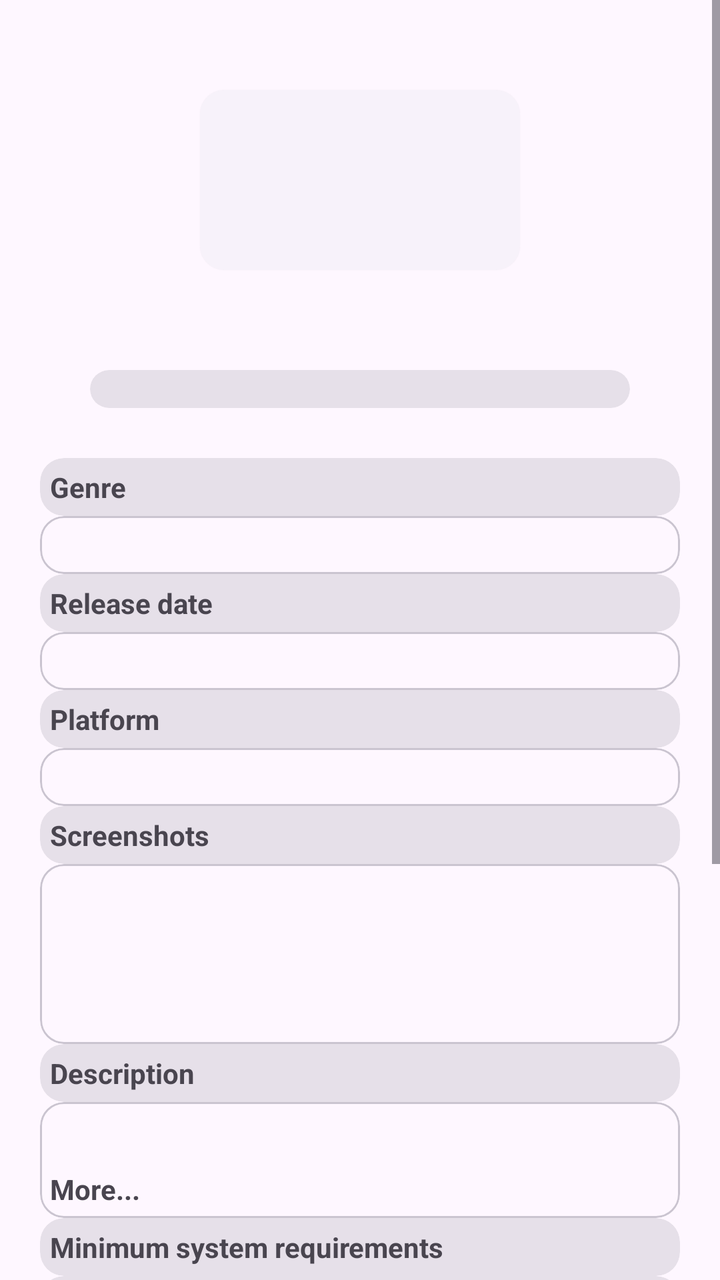
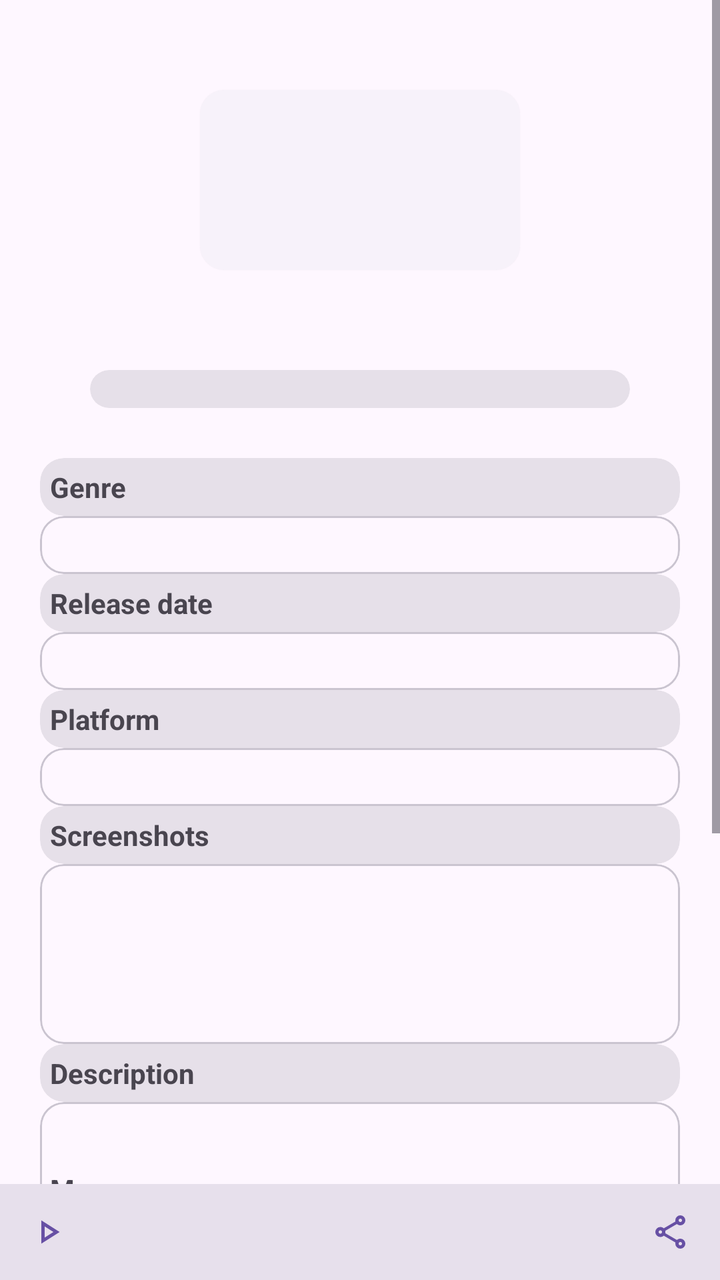

Compare the two renders of this Android layout. The source of the first and the diff that turns it into the second are given below.
<!-- AndroidManifest.xml: application theme Theme.App3 -->
<!-- res/layout/activity_game.xml -->
<?xml version="1.0" encoding="utf-8"?>
<androidx.constraintlayout.widget.ConstraintLayout xmlns:android="http://schemas.android.com/apk/res/android"
    xmlns:app="http://schemas.android.com/apk/res-auto"
    xmlns:tools="http://schemas.android.com/tools"
    android:id="@+id/main"
    android:layout_width="match_parent"
    android:layout_height="match_parent"
    tools:context=".GameActivity">

    <ScrollView
        android:layout_width="match_parent"
        android:layout_height="wrap_content">

        <LinearLayout
            android:layout_width="match_parent"
            android:layout_height="match_parent"
            android:orientation="vertical"
            android:padding="20dp">

            <com.google.android.material.card.MaterialCardView
                android:layout_width="wrap_content"
                android:layout_height="wrap_content"
                style="@style/Widget.Material3.CardView.Elevated"
                android:layout_gravity="center"
                android:layout_margin="25dp">

                    <ImageView
                        android:id="@+id/thumbnail"
                        android:layout_width="160dp"
                        android:layout_height="90dp"/>

            </com.google.android.material.card.MaterialCardView>

            <com.google.android.material.card.MaterialCardView
                android:layout_width="match_parent"
                android:layout_height="wrap_content"
                style="@style/Widget.Material3.CardView.Filled"
                android:layout_margin="25dp">

                <TextView
                    android:id="@+id/title"
                    android:layout_width="match_parent"
                    android:layout_height="wrap_content"
                    android:textStyle="bold"
                    android:textAlignment="center"/>

            </com.google.android.material.card.MaterialCardView>

            <com.google.android.material.card.MaterialCardView
                android:layout_width="match_parent"
                android:layout_height="wrap_content"
                style="@style/Widget.Material3.CardView.Filled">

                    <TextView
                        android:layout_width="match_parent"
                        android:layout_height="wrap_content"
                        android:text="Genre"
                        android:textStyle="bold"
                        android:padding="5dp"/>

            </com.google.android.material.card.MaterialCardView>

            <com.google.android.material.card.MaterialCardView
                android:layout_width="match_parent"
                android:layout_height="wrap_content"
                style="@style/Widget.Material3.CardView.Outlined">

                <TextView
                    android:id="@+id/genre"
                    android:layout_width="match_parent"
                    android:layout_height="wrap_content"
                    android:padding="5dp"/>

            </com.google.android.material.card.MaterialCardView>

            <com.google.android.material.card.MaterialCardView
                android:layout_width="match_parent"
                android:layout_height="wrap_content"
                style="@style/Widget.Material3.CardView.Filled">

                <TextView
                    android:layout_width="match_parent"
                    android:layout_height="wrap_content"
                    android:text="Release date"
                    android:textStyle="bold"
                    android:padding="5dp"/>

            </com.google.android.material.card.MaterialCardView>

            <com.google.android.material.card.MaterialCardView
                android:layout_width="match_parent"
                android:layout_height="wrap_content"
                style="@style/Widget.Material3.CardView.Outlined">

                <TextView
                    android:id="@+id/release_date"
                    android:layout_width="match_parent"
                    android:layout_height="wrap_content"
                    android:padding="5dp"/>

            </com.google.android.material.card.MaterialCardView>

            <com.google.android.material.card.MaterialCardView
                android:layout_width="match_parent"
                android:layout_height="wrap_content"
                style="@style/Widget.Material3.CardView.Filled">

                <TextView
                    android:layout_width="match_parent"
                    android:layout_height="wrap_content"
                    android:text="Platform"
                    android:textStyle="bold"
                    android:padding="5dp"/>

            </com.google.android.material.card.MaterialCardView>

            <com.google.android.material.card.MaterialCardView
                android:layout_width="match_parent"
                android:layout_height="wrap_content"
                style="@style/Widget.Material3.CardView.Outlined">

                <TextView
                    android:id="@+id/platform"
                    android:layout_width="match_parent"
                    android:layout_height="wrap_content"
                    android:padding="5dp"/>

            </com.google.android.material.card.MaterialCardView>

            <com.google.android.material.card.MaterialCardView
                android:layout_width="match_parent"
                android:layout_height="wrap_content"
                style="@style/Widget.Material3.CardView.Filled">

                <TextView
                    android:layout_width="match_parent"
                    android:layout_height="wrap_content"
                    android:text="Screenshots"
                    android:textStyle="bold"
                    android:padding="5dp"/>

            </com.google.android.material.card.MaterialCardView>

            <com.google.android.material.card.MaterialCardView
                android:layout_width="match_parent"
                android:layout_height="wrap_content"
                style="@style/Widget.Material3.CardView.Outlined">

                <androidx.recyclerview.widget.RecyclerView
                    android:id="@+id/recycler"
                    android:layout_width="match_parent"
                    android:layout_height="90dp"
                    app:layoutManager="androidx.recyclerview.widget.LinearLayoutManager"
                    android:orientation="horizontal"/>

            </com.google.android.material.card.MaterialCardView>

            <com.google.android.material.card.MaterialCardView
                android:layout_width="match_parent"
                android:layout_height="wrap_content"
                style="@style/Widget.Material3.CardView.Filled">

                <TextView
                    android:layout_width="match_parent"
                    android:layout_height="wrap_content"
                    android:text="Description"
                    android:textStyle="bold"
                    android:padding="5dp"/>


            </com.google.android.material.card.MaterialCardView>

            <com.google.android.material.card.MaterialCardView
                android:layout_width="match_parent"
                android:layout_height="wrap_content"
                style="@style/Widget.Material3.CardView.Outlined">

                <LinearLayout
                    android:layout_width="match_parent"
                    android:layout_height="wrap_content"
                    android:orientation="vertical">

                    <TextView
                        android:id="@+id/description"
                        android:layout_width="match_parent"
                        android:layout_height="wrap_content"
                        android:padding="5dp"
                        android:ellipsize="end"
                        android:maxLines="5"/>

                    <TextView
                        android:id="@+id/more"
                        android:layout_width="wrap_content"
                        android:layout_height="wrap_content"
                        android:padding="5dp"
                        android:text="More..."
                        android:textStyle="bold"/>

                </LinearLayout>

            </com.google.android.material.card.MaterialCardView>

            <com.google.android.material.card.MaterialCardView
                android:layout_width="match_parent"
                android:layout_height="wrap_content"
                style="@style/Widget.Material3.CardView.Filled">

                <TextView
                    android:layout_width="match_parent"
                    android:layout_height="wrap_content"
                    android:text="Minimum system requirements"
                    android:textStyle="bold"
                    android:padding="5dp"/>

            </com.google.android.material.card.MaterialCardView>

            <com.google.android.material.card.MaterialCardView
                android:layout_width="match_parent"
                android:layout_height="wrap_content"
                style="@style/Widget.Material3.CardView.Filled">

                <TextView
                    android:layout_width="match_parent"
                    android:layout_height="wrap_content"
                    android:text="OS"
                    android:textStyle="bold"
                    android:padding="5dp"
                    android:layout_marginStart="5dp"/>

            </com.google.android.material.card.MaterialCardView>

            <com.google.android.material.card.MaterialCardView
                android:layout_width="match_parent"
                android:layout_height="wrap_content"
                style="@style/Widget.Material3.CardView.Outlined">

                <TextView
                    android:id="@+id/os"
                    android:layout_width="match_parent"
                    android:layout_height="wrap_content"
                    android:padding="5dp"
                    android:layout_marginStart="5dp"/>

            </com.google.android.material.card.MaterialCardView>

            <com.google.android.material.card.MaterialCardView
                android:layout_width="match_parent"
                android:layout_height="wrap_content"
                style="@style/Widget.Material3.CardView.Filled">

                <TextView
                    android:layout_width="match_parent"
                    android:layout_height="wrap_content"
                    android:text="Processor"
                    android:textStyle="bold"
                    android:padding="5dp"
                    android:layout_marginStart="5dp"/>

            </com.google.android.material.card.MaterialCardView>

            <com.google.android.material.card.MaterialCardView
                android:layout_width="match_parent"
                android:layout_height="wrap_content"
                style="@style/Widget.Material3.CardView.Outlined">

                <TextView
                    android:id="@+id/processor"
                    android:layout_width="match_parent"
                    android:layout_height="wrap_content"
                    android:padding="5dp"
                    android:layout_marginStart="5dp"/>

            </com.google.android.material.card.MaterialCardView>

            <com.google.android.material.card.MaterialCardView
                android:layout_width="match_parent"
                android:layout_height="wrap_content"
                style="@style/Widget.Material3.CardView.Filled">

                <TextView
                    android:layout_width="match_parent"
                    android:layout_height="wrap_content"
                    android:text="Memory"
                    android:textStyle="bold"
                    android:padding="5dp"
                    android:layout_marginStart="5dp"/>

            </com.google.android.material.card.MaterialCardView>

            <com.google.android.material.card.MaterialCardView
                android:layout_width="match_parent"
                android:layout_height="wrap_content"
                style="@style/Widget.Material3.CardView.Outlined">

                <TextView
                    android:id="@+id/memory"
                    android:layout_width="match_parent"
                    android:layout_height="wrap_content"
                    android:padding="5dp"
                    android:layout_marginStart="5dp"/>

            </com.google.android.material.card.MaterialCardView>

            <com.google.android.material.card.MaterialCardView
                android:layout_width="match_parent"
                android:layout_height="wrap_content"
                style="@style/Widget.Material3.CardView.Filled">

                <TextView
                    android:layout_width="match_parent"
                    android:layout_height="wrap_content"
                    android:text="Graphics"
                    android:textStyle="bold"
                    android:padding="5dp"
                    android:layout_marginStart="5dp"/>

            </com.google.android.material.card.MaterialCardView>

            <com.google.android.material.card.MaterialCardView
                android:layout_width="match_parent"
                android:layout_height="wrap_content"
                style="@style/Widget.Material3.CardView.Outlined">

                <TextView
                    android:id="@+id/graphics"
                    android:layout_width="match_parent"
                    android:layout_height="wrap_content"
                    android:padding="5dp"
                    android:layout_marginStart="5dp"/>

            </com.google.android.material.card.MaterialCardView>

            <com.google.android.material.card.MaterialCardView
                android:layout_width="match_parent"
                android:layout_height="wrap_content"
                style="@style/Widget.Material3.CardView.Filled">

                <TextView
                    android:layout_width="match_parent"
                    android:layout_height="wrap_content"
                    android:text="Storage"
                    android:textStyle="bold"
                    android:padding="5dp"
                    android:layout_marginStart="5dp"/>

            </com.google.android.material.card.MaterialCardView>

            <com.google.android.material.card.MaterialCardView
                android:layout_width="match_parent"
                android:layout_height="wrap_content"
                style="@style/Widget.Material3.CardView.Outlined">

                <TextView
                    android:id="@+id/storage"
                    android:layout_width="match_parent"
                    android:layout_height="wrap_content"
                    android:padding="5dp"
                    android:layout_marginStart="5dp"/>

            </com.google.android.material.card.MaterialCardView>

        </LinearLayout>

    </ScrollView>

</androidx.constraintlayout.widget.ConstraintLayout>
<!-- resources referenced by this layout -->
<resources>
  <style name="Theme.App3" parent="Base.Theme.App3" />
  <style name="Base.Theme.App3" parent="Theme.Material3.DayNight">
          
          
      </style>
</resources>

<!-- the commit's change to res/layout/activity_game.xml (unified diff, before → after) -->
@@ -359,8 +359,42 @@
 
             </com.google.android.material.card.MaterialCardView>
 
+            <Space
+                android:layout_width="wrap_content"
+                android:layout_height="35dp"/>
+
         </LinearLayout>
 
     </ScrollView>
 
+    <LinearLayout
+        android:layout_width="match_parent"
+        android:layout_height="wrap_content"
+        android:orientation="horizontal"
+        app:layout_constraintBottom_toBottomOf="parent"
+        app:layout_constraintStart_toStartOf="parent"
+        app:layout_constraintEnd_toEndOf="parent"
+        android:background="?attr/colorSurfaceVariant">
+
+        <Button
+            android:id="@+id/play"
+            style="@style/Widget.Material3.Button.IconButton"
+            android:layout_width="wrap_content"
+            android:layout_height="wrap_content"
+            app:icon="@drawable/play_arrow_24px"/>
+        
+        <Space
+            android:layout_width="0dp"
+            android:layout_height="wrap_content"
+            android:layout_weight="1"/>
+
+        <Button
+            android:id="@+id/share"
+            style="@style/Widget.Material3.Button.IconButton"
+            android:layout_width="wrap_content"
+            android:layout_height="wrap_content"
+            app:icon="@drawable/share_24px" />
+
+    </LinearLayout>
+
 </androidx.constraintlayout.widget.ConstraintLayout>
<!-- resource entries referenced after the edit -->
@@ -1,5 +1,27 @@
 <!-- resources referenced by this layout -->
 <resources>
+  <!-- drawable play_arrow_24px (drawable) -->
+  <vector xmlns:android="http://schemas.android.com/apk/res/android"
+      android:width="24dp"
+      android:height="24dp"
+      android:viewportWidth="960"
+      android:viewportHeight="960"
+      android:tint="?attr/colorControlNormal">
+    <path
+        android:fillColor="@android:color/white"
+        android:pathData="M320,760L320,200L760,480L320,760ZM400,480L400,480L400,480ZM400,614L610,480L400,346L400,614Z"/>
+  </vector>
+  <!-- drawable share_24px (drawable) -->
+  <vector xmlns:android="http://schemas.android.com/apk/res/android"
+      android:width="24dp"
+      android:height="24dp"
+      android:viewportWidth="960"
+      android:viewportHeight="960"
+      android:tint="?attr/colorControlNormal">
+    <path
+        android:fillColor="@android:color/white"
+        android:pathData="M680,880Q630,880 595,845Q560,810 560,760Q560,754 563,732L282,568Q266,583 245,591.5Q224,600 200,600Q150,600 115,565Q80,530 80,480Q80,430 115,395Q150,360 200,360Q224,360 245,368.5Q266,377 282,392L563,228Q561,221 560.5,214.5Q560,208 560,200Q560,150 595,115Q630,80 680,80Q730,80 765,115Q800,150 800,200Q800,250 765,285Q730,320 680,320Q656,320 635,311.5Q614,303 598,288L317,452Q319,459 319.5,465.5Q320,472 320,480Q320,488 319.5,494.5Q319,501 317,508L598,672Q614,657 635,648.5Q656,640 680,640Q730,640 765,675Q800,710 800,760Q800,810 765,845Q730,880 680,880ZM680,800Q697,800 708.5,788.5Q720,777 720,760Q720,743 708.5,731.5Q697,720 680,720Q663,720 651.5,731.5Q640,743 640,760Q640,777 651.5,788.5Q663,800 680,800ZM200,520Q217,520 228.5,508.5Q240,497 240,480Q240,463 228.5,451.5Q217,440 200,440Q183,440 171.5,451.5Q160,463 160,480Q160,497 171.5,508.5Q183,520 200,520ZM708.5,228.5Q720,217 720,200Q720,183 708.5,171.5Q697,160 680,160Q663,160 651.5,171.5Q640,183 640,200Q640,217 651.5,228.5Q663,240 680,240Q697,240 708.5,228.5ZM680,760Q680,760 680,760Q680,760 680,760Q680,760 680,760Q680,760 680,760Q680,760 680,760Q680,760 680,760Q680,760 680,760Q680,760 680,760ZM200,480Q200,480 200,480Q200,480 200,480Q200,480 200,480Q200,480 200,480Q200,480 200,480Q200,480 200,480Q200,480 200,480Q200,480 200,480ZM680,200Q680,200 680,200Q680,200 680,200Q680,200 680,200Q680,200 680,200Q680,200 680,200Q680,200 680,200Q680,200 680,200Q680,200 680,200Z"/>
+  </vector>
   <style name="Theme.App3" parent="Base.Theme.App3" />
   <style name="Base.Theme.App3" parent="Theme.Material3.DayNight">
           
